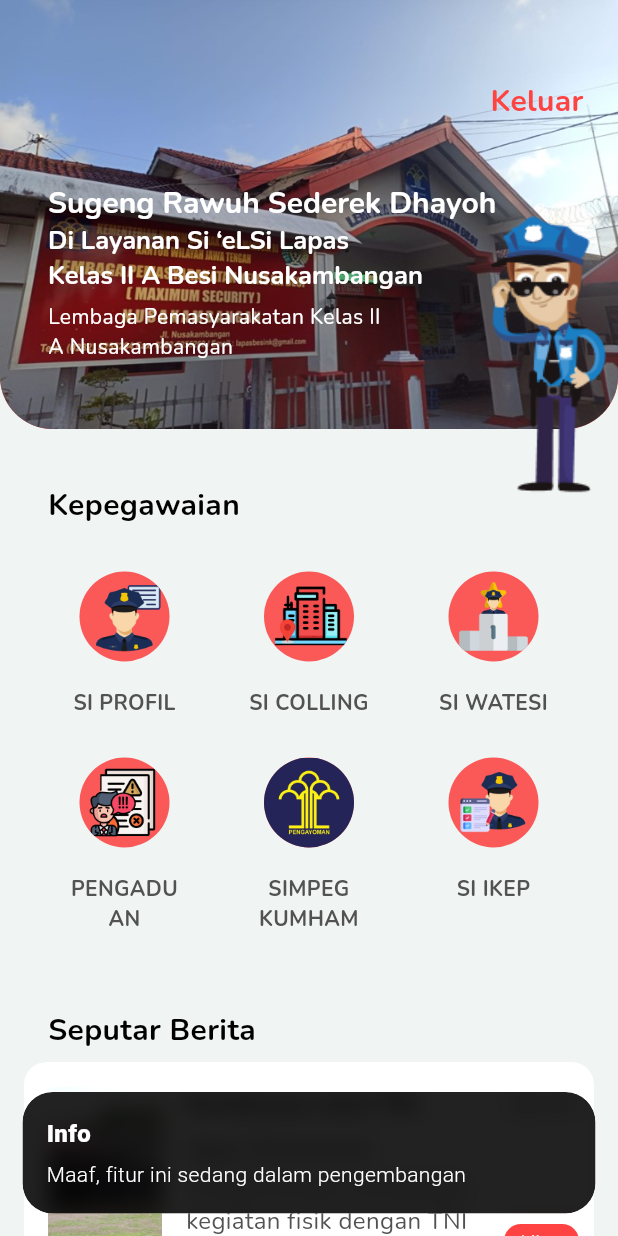
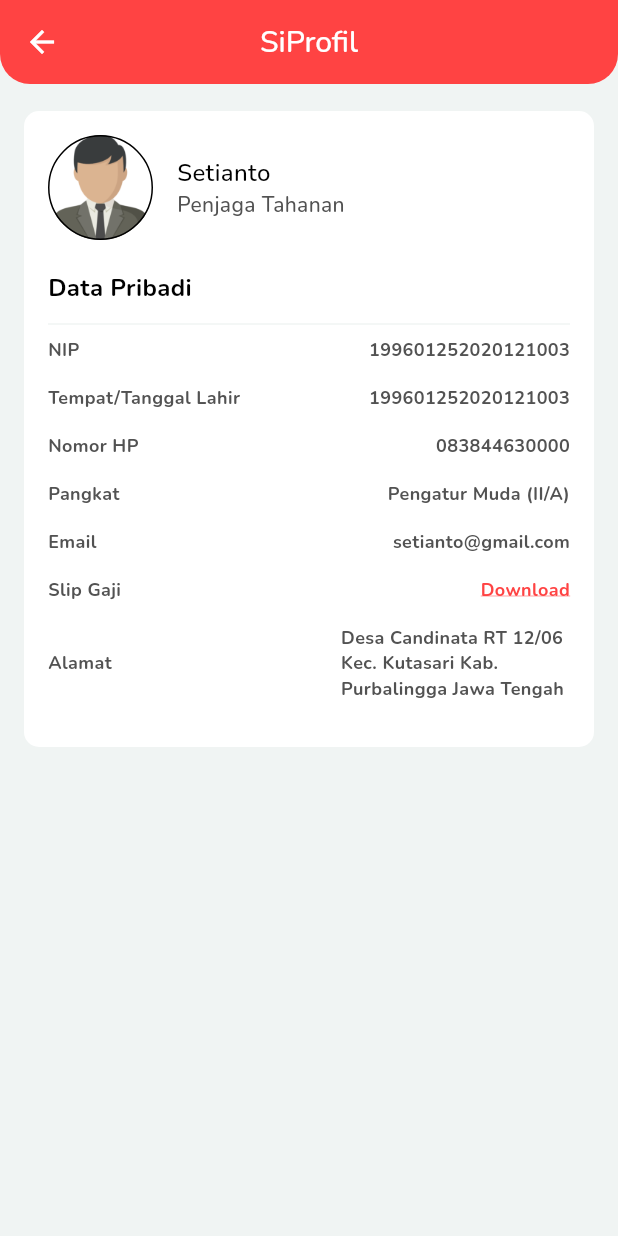
Before and after one commit to Introvertskrrt/SiElsi-Project, a Flutter app: the DashboardPegawaiView screen opened by its route, after a tap on "SI PROFIL", on a phone screen of 412 x 824 dp. Run offline on Flutter 3.47's test engine with Material 3 defaults, Android fonts, the light colour scheme and no system bars; our stand-ins replace carousel_slider, dash_chat_2, dropdown_button2, file_picker, flutter_svg, get and 3 more.

Commit message:
finished feat-siprofil & added routes in pegawai dashboard

```diff
--- a/lib/main.dart
+++ b/lib/main.dart
@@ -16,6 +16,7 @@
 import 'package:sibesi_app/views/sigagak_views/sigagak_view.dart';
 import 'package:sibesi_app/views/silabes_views/silabes_view.dart';
 import 'package:sibesi_app/views/sinamu_views/sinamu_view.dart';
+import 'package:sibesi_app/views/siprofil_views/siprofil_view.dart';
 import 'package:sibesi_app/views/siyasbi_views/daftar_belanja_view.dart';
 import 'package:sibesi_app/views/siyasbi_views/kesehatan_view.dart';
 import 'package:sibesi_app/views/siyasbi_views/pembinaan_view.dart';
@@ -141,6 +142,10 @@
         name: AppRoutes.socialmediaPage,
         page: () => const SocialmediaView(),
       ),
+      GetPage(
+        name: AppRoutes.siprofilPage,
+        page: () => const SiprofilView(),
+      ),
     ],
   ));
 }
--- a/lib/utils/app_routes.dart
+++ b/lib/utils/app_routes.dart
@@ -26,4 +26,5 @@
   static String petugasTeladanPage = "/petugasTeladanPage";
   static String silabesPage = "/silabesPage";
   static String socialmediaPage = "/socialmediaPage";
+  static String siprofilPage = "/siprofilPage";
 }
--- a/lib/views/dashboard_views/widgets/pegawai_menu_widget.dart
+++ b/lib/views/dashboard_views/widgets/pegawai_menu_widget.dart
@@ -2,6 +2,8 @@
 import 'package:get/get.dart';
 import 'package:sibesi_app/constants/color_constant.dart';
 import 'package:sibesi_app/constants/text_style_constant.dart';
+import 'package:sibesi_app/utils/app_routes.dart';
+import 'package:url_launcher/url_launcher.dart';
 
 class PegawaiMenuWidget extends StatelessWidget {
   const PegawaiMenuWidget({super.key});
@@ -26,7 +28,7 @@
             children: [
               GestureDetector(
                 onTap: () {
-                  errorSnackBar();
+                  Get.toNamed(AppRoutes.siprofilPage);
                 },
                 child: buildMenuColumn(
                   "assets/icons/SiProfil.png",
@@ -48,7 +50,7 @@
               ),
               GestureDetector(
                 onTap: () {
-                  errorSnackBar();
+                  Get.toNamed(AppRoutes.teladanPage);
                 },
                 child: buildMenuColumn(
                   "assets/icons/Teladan.png",
@@ -68,7 +70,7 @@
             children: [
               GestureDetector(
                 onTap: () {
-                  errorSnackBar();
+                  Get.toNamed(AppRoutes.teladanPage);
                 },
                 child: buildMenuColumn(
                   "assets/icons/Pengaduan.png",
@@ -89,8 +91,12 @@
                 ),
               ),
               GestureDetector(
-                onTap: () {
-                  errorSnackBar();
+                onTap: () async {
+                  final Uri url = Uri.parse(
+                      'https://survei-bsk.kemenkumham.go.id/ly/VCqZJPAv');
+                  if (!await launchUrl(url)) {
+                    throw Exception('Could not launch $url');
+                  }
                 },
                 child: buildMenuColumn(
                   "assets/icons/survey.png",
--- /dev/null
+++ b/lib/views/siprofil_views/siprofil_view.dart
@@ -0,0 +1,183 @@
+import 'package:flutter/material.dart';
+import 'package:sibesi_app/constants/color_constant.dart';
+import 'package:sibesi_app/constants/text_style_constant.dart';
+
+class SiprofilView extends StatelessWidget {
+  const SiprofilView({super.key});
+
+  @override
+  Widget build(BuildContext context) {
+    return Scaffold(
+      backgroundColor: ColorConstant.primaryBackground,
+      appBar: PreferredSize(
+        preferredSize: const Size.fromHeight(56.0), // Default appBar height
+        child: ClipRRect(
+          borderRadius: const BorderRadius.only(
+            bottomLeft: Radius.circular(20),
+            bottomRight: Radius.circular(20),
+          ),
+          child: AppBar(
+            iconTheme: const IconThemeData(color: Colors.white),
+            centerTitle: true,
+            backgroundColor: ColorConstant.primaryColor,
+            title: Text(
+              "SiProfil",
+              style: TextStyleConstant.nunitoSemiBold
+                  .copyWith(color: Colors.white, fontSize: 20),
+            ),
+          ),
+        ),
+      ),
+      body: SingleChildScrollView(
+        child: Padding(
+          padding: const EdgeInsets.only(top: 18, left: 16, right: 16),
+          child: Container(
+            decoration: BoxDecoration(
+              color: Colors.white,
+              borderRadius: BorderRadius.circular(10),
+            ),
+            width: double.infinity,
+            child: Padding(
+              padding: const EdgeInsets.all(16),
+              child: Column(
+                crossAxisAlignment: CrossAxisAlignment.start,
+                children: [
+                  Row(
+                    children: [
+                      Container(
+                        width: 70,
+                        height: 70,
+                        decoration: BoxDecoration(
+                          shape: BoxShape.circle,
+                          border: Border.all(),
+                          image: const DecorationImage(
+                            image: AssetImage('assets/images/petugas.png'),
+                            fit: BoxFit.scaleDown,
+                          ),
+                        ),
+                      ),
+                      const SizedBox(width: 16),
+                      Column(
+                        crossAxisAlignment: CrossAxisAlignment.start,
+                        children: [
+                          Text(
+                            "Setianto",
+                            style: TextStyleConstant.nunitoSemiBold.copyWith(
+                              fontSize: 16,
+                            ),
+                          ),
+                          Text(
+                            "Penjaga Tahanan",
+                            style: TextStyleConstant.nunitoSemiBold.copyWith(
+                              fontSize: 14,
+                              color: ColorConstant.paragraphTextColor,
+                            ),
+                          ),
+                        ],
+                      )
+                    ],
+                  ),
+                  const SizedBox(height: 20),
+                  Text(
+                    "Data Pribadi",
+                    style: TextStyleConstant.nunitoBold.copyWith(
+                      fontSize: 16,
+                    ),
+                  ),
+                  const SizedBox(height: 5),
+                  Divider(color: ColorConstant.primaryBackground),
+                  _dataPribadiTextField("NIP", "199601252020121003"),
+                  const SizedBox(height: 15),
+                  _dataPribadiTextField(
+                      "Tempat/Tanggal Lahir", "199601252020121003"),
+                  const SizedBox(height: 15),
+                  _dataPribadiTextField("Nomor HP", "083844630000"),
+                  const SizedBox(height: 15),
+                  _dataPribadiTextField("Pangkat", "Pengatur Muda (II/A)"),
+                  const SizedBox(height: 15),
+                  _dataPribadiTextField("Email", "setianto@gmail.com"),
+                  const SizedBox(height: 15),
+                  _slipGajiTextField("Slip Gaji", "Download"),
+                  const SizedBox(height: 15),
+                  _alamatTextField("Alamat",
+                      "Desa Candinata RT 12/06 Kec. Kutasari Kab. Purbalingga Jawa Tengah"),
+                  const SizedBox(height: 15),
+                ],
+              ),
+            ),
+          ),
+        ),
+      ),
+    );
+  }
+
+  Widget _dataPribadiTextField(String title, String data) {
+    return Row(
+      children: [
+        Text(
+          title,
+          style: TextStyleConstant.nunitoBold.copyWith(
+            fontSize: 12,
+            color: ColorConstant.paragraphTextColor,
+          ),
+        ),
+        const Spacer(),
+        Text(
+          data,
+          style: TextStyleConstant.nunitoBold.copyWith(
+            fontSize: 12,
+            color: ColorConstant.paragraphTextColor,
+          ),
+        ),
+      ],
+    );
+  }
+
+  Widget _alamatTextField(String title, String data) {
+    return Row(
+      children: [
+        Text(
+          title,
+          style: TextStyleConstant.nunitoBold.copyWith(
+            fontSize: 12,
+            color: ColorConstant.paragraphTextColor,
+          ),
+        ),
+        const Spacer(),
+        Expanded(
+          child: Text(
+            data,
+            style: TextStyleConstant.nunitoBold.copyWith(
+              fontSize: 12,
+              color: ColorConstant.paragraphTextColor,
+            ),
+          ),
+        ),
+      ],
+    );
+  }
+
+  Widget _slipGajiTextField(String title, String data) {
+    return Row(
+      children: [
+        Text(
+          title,
+          style: TextStyleConstant.nunitoBold.copyWith(
+            fontSize: 12,
+            color: ColorConstant.paragraphTextColor,
+          ),
+        ),
+        const Spacer(),
+        Text(
+          data,
+          style: TextStyleConstant.nunitoBold.copyWith(
+            fontSize: 12,
+            color: ColorConstant.primaryColor,
+            decoration: TextDecoration.underline,
+            decorationColor: ColorConstant.primaryColor,
+          ),
+        ),
+      ],
+    );
+  }
+}
```
